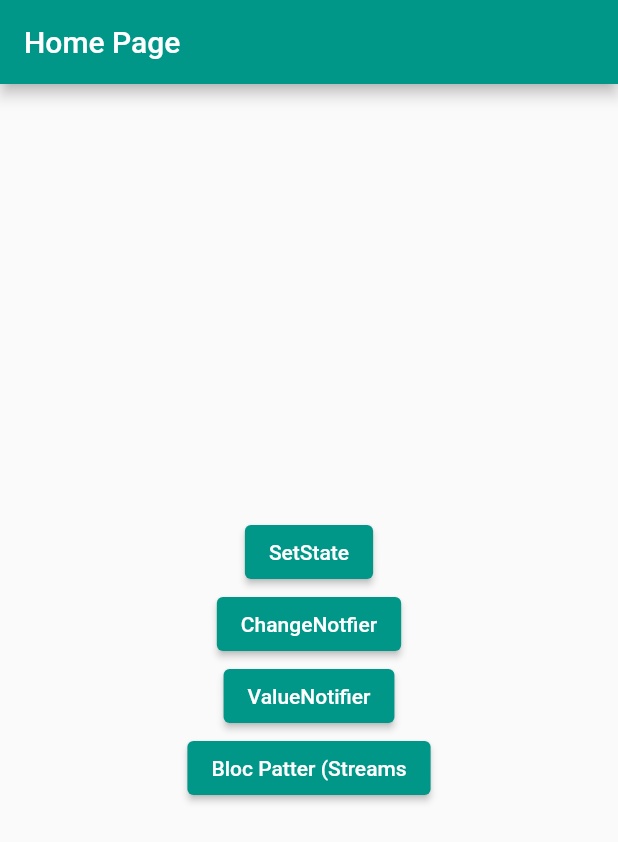
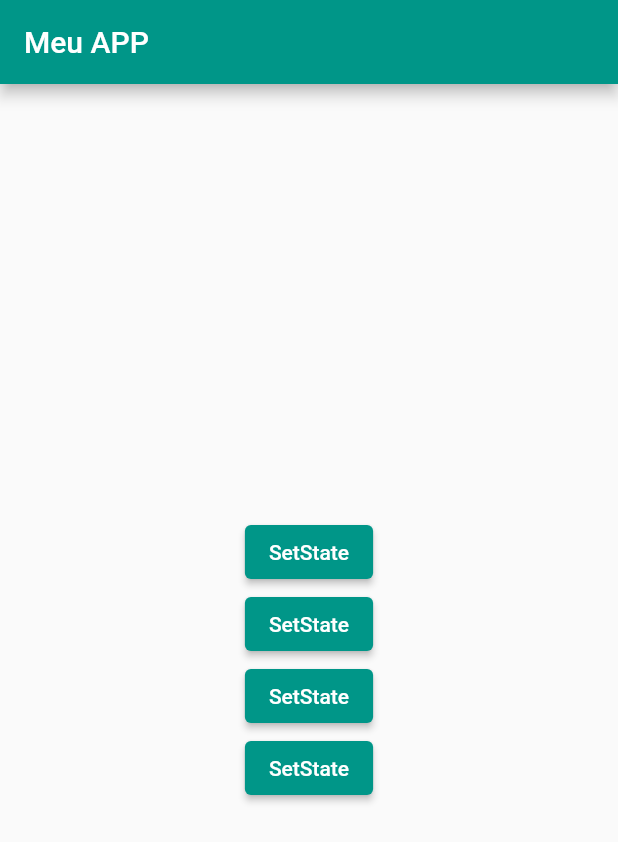
Before and after one commit to RodrigoSaymon/CalcularIMC, a Flutter app: the screen it shows after launch, on a phone screen of 412 x 824 dp. Shown: the top 842 px of the screen. Run offline on Flutter 3.47's test engine with Material 2 defaults, Android fonts, the phone set to English and light mode, and no system bars; our stand-ins replace currency_text_input_formatter, syncfusion_flutter_gauges.

```diff
--- a/imc/lib/Widgts/img_gauge_range.dart
+++ b/imc/lib/Widgts/img_gauge_range.dart
@@ -1,4 +1,4 @@
-import 'dart:developer';
+
 import 'package:syncfusion_flutter_gauges/gauges.dart';
 import 'package:flutter/material.dart';
 
--- a/imc/lib/home_Page.dart
+++ b/imc/lib/home_Page.dart
@@ -1,35 +1,114 @@
-
 import 'package:flutter/material.dart';
-import 'setState/imc_state_page.dart';
 
 class HomePage extends StatelessWidget {
   const HomePage({Key? key}) : super(key: key);
-
-  void _goToPage(BuildContext context, Widget page) {
-    Navigator.of(context).push(
-      MaterialPageRoute(
-        builder: (context) => page,
-      ),
-    );
-  }
-
   @override
   Widget build(BuildContext context) {
     return Scaffold(
       appBar: AppBar(
-        title: const Text('Home Page'),
+        title: Text('Meu APP'),
       ),
       body: Center(
         child: Column(
           mainAxisAlignment: MainAxisAlignment.center,
           children: [
-            ElevatedButton(onPressed: () => _goToPage(context, ImcStatePage()), child: Text('SetState')),
-            ElevatedButton(onPressed: () {}, child: Text('ChangeNotfier')),
-            ElevatedButton(onPressed: () {}, child: Text('ValueNotifier')),
-            ElevatedButton(onPressed: () {}, child: Text('Bloc Patter (Streams')),
+            ElevatedButton(
+              onPressed: () {
+                Navigator.of(context).pushNamed('/imc');
+              },
+              child: Text('SetState'),
+            ),
+            ElevatedButton(
+              onPressed: () {},
+              child: Text('SetState'),
+            ),
+            ElevatedButton(
+              onPressed: () {},
+              child: Text('SetState'),
+            ),
+            ElevatedButton(
+              onPressed: () {},
+              child: Text('SetState'),
+            ),
           ],
         ),
       ),
     );
   }
 }
+
+// import 'package:flutter/material.dart';
+// import 'package:imc/setState/imc_state_page.dart';
+
+// class HomePage extends StatelessWidget {
+//   const HomePage({Key? key}) : super(key: key);
+//   @override
+//   Widget build(BuildContext context) {
+//     return Scaffold(
+//       appBar: AppBar(
+//         title: Text('meu App'),
+//       ),
+//       body: Center(
+//         child: Column(
+//           mainAxisAlignment: MainAxisAlignment.center,
+//           children: [
+//             ElevatedButton(
+//               onPressed: () {
+//                 Navigator.of(context).pushNamed('/imc');
+//               },
+//               child: Text('SetState'),
+//             ),
+//             ElevatedButton(
+//               onPressed: () {},
+//               child: Text('Botão'),
+//             ),
+//             ElevatedButton(
+//               onPressed: () {},
+//               child: Text('Botão'),
+//             ),
+//             ElevatedButton(
+//               onPressed: () {},
+//               child: Text('Botão'),
+//             ),
+//           ],
+//         ),
+//       ),
+//     );
+//   }
+// }
+
+
+// import 'package:flutter/material.dart';
+// import 'setState/imc_state_page.dart';
+
+// class HomePage extends StatelessWidget {
+//   const HomePage({Key? key}) : super(key: key);
+
+//   void _goToPage(BuildContext context, Widget page) {
+//     Navigator.of(context).push(
+//       MaterialPageRoute(
+//         builder: (context) => page,
+//       ),
+//     );
+//   }
+
+//   @override
+//   Widget build(BuildContext context) {
+//     return Scaffold(
+//       appBar: AppBar(
+//         title: const Text('Home Page'),
+//       ),
+//       body: Center(
+//         child: Column(
+//           mainAxisAlignment: MainAxisAlignment.center,
+//           children: [
+//             ElevatedButton(onPressed: () => _goToPage(context, ImcStatePage()), child: Text('SetState')),
+//             ElevatedButton(onPressed: () {}, child: Text('ChangeNotfier')),
+//             ElevatedButton(onPressed: () {}, child: Text('ValueNotifier')),
+//             ElevatedButton(onPressed: () {}, child: Text('Bloc Patter (Streams')),
+//           ],
+//         ),
+//       ),
+//     );
+//   }
+// }
--- a/imc/lib/main.dart
+++ b/imc/lib/main.dart
@@ -1,7 +1,13 @@
-// ok
+// // ok
+
+// import 'package:flutter/material.dart';
+// import 'package:imc/home_Page.dart'as navegacao;
+// import 'package:imc/setState/imc_state_page.dart';
+
 
 import 'package:flutter/material.dart';
-import 'package:imc/home_Page.dart';
+import 'package:imc/home_Page.dart' as navegacao;
+import 'package:imc/setState/imc_state_page.dart';
 
 void main() {
   runApp(const MyApp());
@@ -9,17 +15,40 @@ void main() {
 
 class MyApp extends StatelessWidget {
   const MyApp({Key? key}) : super(key: key);
-
   @override
   Widget build(BuildContext context) {
     return MaterialApp(
-      debugShowCheckedModeBanner: false,
-      title: 'Flutter Demo',
-      theme: ThemeData(
-        primarySwatch: Colors.teal,
-      ),
-      home: HomePage(),
-
+      theme: ThemeData(primarySwatch: Colors.teal),
+      routes: {
+        '/': (context) => const navegacao.HomePage(),
+        '/imc': (context) => const ImcStatePage(),
+      },
     );
   }
 }
+
+
+// void main() {
+//   runApp(const MyApp());
+// }
+
+// class MyApp extends StatelessWidget {
+//    const MyApp({Key? key}) : super(key: key);
+
+//   @override
+//   Widget build(BuildContext context) {
+//     return MaterialApp(
+//       debugShowCheckedModeBanner: false,
+//       title: 'Flutter Demo',
+//       theme: ThemeData(
+//         primarySwatch: Colors.teal,
+//       ),
+//       routes: {
+//         '/': (_) => const navegacao.HomePage(),
+//         '/imc': (_) => const ImcStatePage(),
+//       },
+//       // home: const  HomePage(),
+
+//     );
+//   }
+// }
--- a/imc/lib/template.dart
+++ b/imc/lib/template.dart
@@ -1,9 +1,7 @@
-import 'dart:ffi';
+
 
 import 'package:flutter/material.dart';
 import 'package:imc/Widgts/imc_gauge.dart';
-import 'package:imc/Widgts/img_gauge_range.dart';
-import 'package:syncfusion_flutter_gauges/gauges.dart';
 import 'package:currency_text_input_formatter/currency_text_input_formatter.dart';
 
 class ImcStatePage extends StatefulWidget {
```
